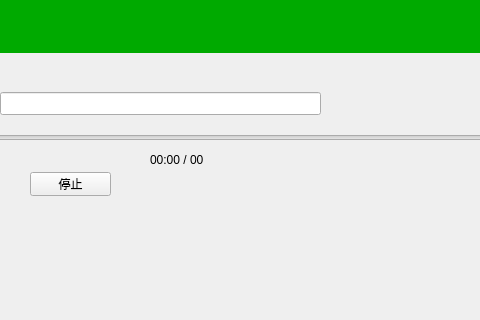
The window that VideoClientQt/mainwindow.ui (jc875/VideoPlay) describes before a commit, drawn with Qt 5; both pictures show x 140 to 620 and y 131 to 451 of the 800 by 600 pixel window.
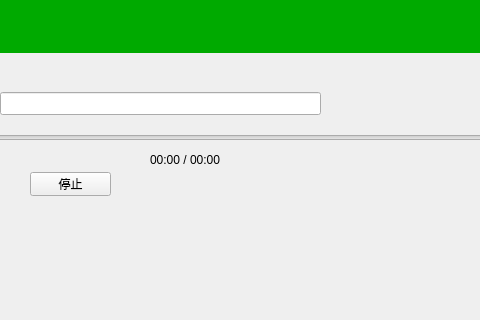
The same window after the commit.

Commit message: fix(VideoClientQt): timeLabel 宽度 54→180,时间文本显示完整

Patch:
```diff
--- a/VideoClientQt/mainwindow.ui
+++ b/VideoClientQt/mainwindow.ui
@@ -120,7 +120,7 @@
      <rect>
       <x>290</x>
       <y>260</y>
-      <width>54</width>
+      <width>180</width>
       <height>16</height>
      </rect>
     </property>
```
